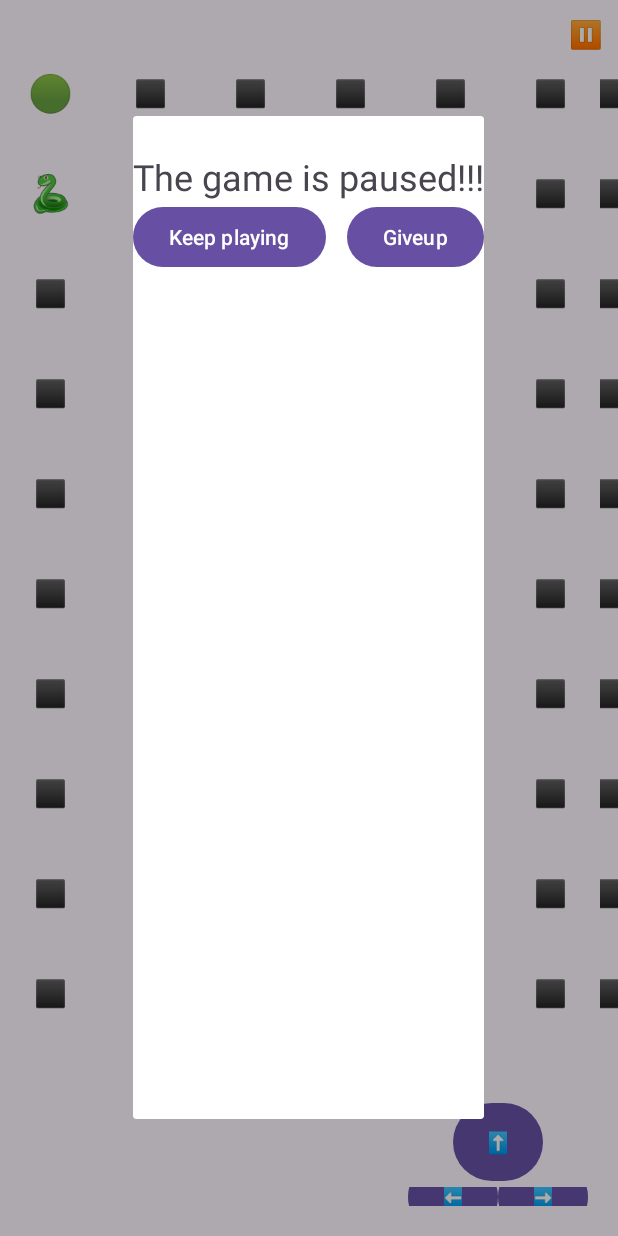
After one commit to Yoavmegadish/snaketry, an Android app: the fragment PauseFragment placed in its activity, on a phone screen of 412 x 824 dp. The commit adds this screen. Run offline under Robolectric (Android 15) with nearby library versions, the phone set to English and light mode, and no system bars.

Commit message:
the game is working

```diff
--- a/app/src/main/java/com/example/snaketry/Game.java
+++ b/app/src/main/java/com/example/snaketry/Game.java
@@ -2,6 +2,7 @@ package com.example.snaketry;
 
 import android.util.Log;
 
+import java.util.HashSet;
 import java.util.Iterator;
 import java.util.LinkedList;
 import java.util.Random;
@@ -9,7 +10,7 @@ import java.util.concurrent.ThreadLocalRandom;
 
 public class Game {
     private Point head; // מיקום ראש הנחש
-    private final int gridSize = 50; // גודל הלוח
+    private final int gridSize = 10; // גודל הלוח
     private LinkedList<Point> snake = new LinkedList<>();
     private Point apple;
 
@@ -131,4 +132,19 @@ public class Game {
             }
         }
     }
+    public boolean hasDuplicatePoint() {
+        for (int i = 0; i < this.snake.size(); i++) {
+            Point current = this.snake.get(i);
+            Iterator<Point> iterator = this.snake.listIterator(i + 1);
+
+            while (iterator.hasNext()) {
+                if (current.equals(iterator.next())) {
+                    return true; // נמצא כפילות
+                }
+            }
+        }
+        return false; // אין כפילויות
+    }
+
+
 }
--- /dev/null
+++ b/app/src/main/java/com/example/snaketry/PauseFragment.java
@@ -0,0 +1,46 @@
+package com.example.snaketry;
+
+import android.content.Intent;
+import android.os.Bundle;
+import android.view.LayoutInflater;
+import android.view.View;
+import android.view.ViewGroup;
+import android.widget.Button;
+
+import androidx.annotation.NonNull;
+import androidx.annotation.Nullable;
+import androidx.fragment.app.DialogFragment;
+
+public class PauseFragment extends DialogFragment {
+
+    public PauseFragment() {
+        // קונסטרקטור ריק
+    }
+
+    @Nullable
+    @Override
+    public View onCreateView(@NonNull LayoutInflater inflater, @Nullable ViewGroup container, @Nullable Bundle savedInstanceState) {
+        View view = inflater.inflate(R.layout.fragment_pause, container, false);
+
+        Button keepPlayingBtn = view.findViewById(R.id.keepplayingbtn);  // כפתור המשך משחק
+        keepPlayingBtn.setOnClickListener(v -> {
+            startCountdown();  // התחלת הספירה לאחור
+            dismiss();  // סגירת הפרגמנט
+        });
+         Button giveUpbtn=view.findViewById(R.id.giveupbtn);
+         giveUpbtn.setOnClickListener(v -> {
+             dismiss(); // סגירת הפרגמנט
+             Intent intent = new Intent(getActivity(), PlayActivity.class);
+             startActivity(intent);
+         });
+        return view;
+    }
+
+    private void startCountdown() {
+        // שליחה למיין אקטיביטי כדי להתחיל את הספירה לאחור
+        MainActivity activity = (MainActivity) getActivity();
+        if (activity != null) {
+            activity.startCountdown();  // קריאה לפונקציה במיין אקטיביטי
+        }
+    }
+}
--- a/app/src/main/res/layout/activity_main.xml
+++ b/app/src/main/res/layout/activity_main.xml
@@ -3,6 +3,23 @@
     android:layout_height="match_parent"
     android:orientation="vertical"
     android:gravity="center">
+
+    <!-- שורת מידע בפינה הימנית העליונה -->
+    <LinearLayout
+        android:layout_width="match_parent"
+        android:layout_height="wrap_content"
+        android:orientation="horizontal"
+        android:gravity="end"
+        android:padding="10dp">
+
+        <TextView
+            android:id="@+id/pausebtn"
+            android:layout_width="wrap_content"
+            android:layout_height="wrap_content"
+            android:text="⏸️"
+            android:textSize="18sp"
+            android:textColor="@android:color/black"/>
+    </LinearLayout>
 
     <!-- לוח המשחק -->
     <LinearLayout
@@ -12,6 +29,17 @@
         android:orientation="vertical"
         android:gravity="center" />
 
+    <TextView
+        android:id="@+id/timerText"
+        android:layout_width="wrap_content"
+        android:layout_height="wrap_content"
+        android:text="3"
+        android:textSize="48sp"
+        android:textColor="#FF0000"
+        android:gravity="center"
+        android:visibility="gone"
+       android:layout_marginTop="20dp" />
+
     <!-- כפתורי שליטה - ממוקמים בפינה הימנית התחתונה -->
     <LinearLayout
         android:layout_width="match_parent"
@@ -20,7 +48,7 @@
         android:gravity="end|bottom"
         android:padding="20dp">
 
-        <!-- כפתור למעלה (מוזז שמאלה) -->
+        <!-- כפתור למעלה -->
         <LinearLayout
             android:layout_width="wrap_content"
             android:layout_height="wrap_content"
@@ -55,7 +83,7 @@
                 android:text="➡️" />
         </LinearLayout>
 
-        <!-- כפתור למטה (מוזז שמאלה) -->
+        <!-- כפתור למטה -->
         <LinearLayout
             android:layout_width="wrap_content"
             android:layout_height="wrap_content"
--- /dev/null
+++ b/app/src/main/res/layout/fragment_pause.xml
@@ -0,0 +1,48 @@
+<?xml version="1.0" encoding="utf-8"?>
+<androidx.constraintlayout.widget.ConstraintLayout xmlns:android="http://schemas.android.com/apk/res/android"
+    xmlns:app="http://schemas.android.com/apk/res-auto"
+    xmlns:tools="http://schemas.android.com/tools"
+    android:layout_width="wrap_content"
+    android:layout_height="wrap_content"
+    tools:context=".PauseFragment">
+
+    <TextView
+        android:id="@+id/pauseMessage"
+        android:layout_width="wrap_content"
+        android:layout_height="wrap_content"
+        android:layout_centerInParent="true"
+        android:layout_marginTop="24dp"
+        android:gravity="center"
+        android:text="The game is paused!!!"
+        android:textSize="24sp"
+        app:layout_constraintEnd_toEndOf="parent"
+        app:layout_constraintHorizontal_bias="0.57"
+        app:layout_constraintStart_toStartOf="parent"
+        app:layout_constraintTop_toTopOf="parent" />
+
+    <Button
+        android:id="@+id/giveupbtn"
+        android:layout_width="wrap_content"
+        android:layout_height="wrap_content"
+        android:layout_marginBottom="564dp"
+        android:text="Giveup"
+        app:layout_constraintBottom_toBottomOf="parent"
+        app:layout_constraintEnd_toEndOf="parent"
+        app:layout_constraintHorizontal_bias="1.0"
+        app:layout_constraintStart_toStartOf="parent"
+        app:layout_constraintTop_toBottomOf="@+id/pauseMessage"
+        app:layout_constraintVertical_bias="0.507" />
+
+    <Button
+        android:id="@+id/keepplayingbtn"
+        android:layout_width="wrap_content"
+        android:layout_height="wrap_content"
+        android:layout_marginBottom="564dp"
+        android:text="Keep playing"
+        app:layout_constraintBottom_toBottomOf="parent"
+        app:layout_constraintEnd_toStartOf="@+id/giveupbtn"
+        app:layout_constraintHorizontal_bias="0.007"
+        app:layout_constraintStart_toStartOf="parent"
+        app:layout_constraintTop_toBottomOf="@+id/pauseMessage"
+        app:layout_constraintVertical_bias="0.507" />
+</androidx.constraintlayout.widget.ConstraintLayout>
--- a/app/src/main/res/values/strings.xml
+++ b/app/src/main/res/values/strings.xml
@@ -1,3 +1,5 @@
 <resources>
     <string name="app_name">snaketry</string>
+    <!-- TODO: Remove or change this placeholder text -->
+    <string name="hello_blank_fragment">Hello blank fragment</string>
 </resources>
```
Also changed, not shown: app/src/main/AndroidManifest.xml (+9 -2 lines), app/src/main/java/com/example/snaketry/MainActivity.java (+80 -9 lines), app/src/main/java/com/example/snaketry/PlayActivity.java (added, +31 -0 lines), app/src/main/java/com/example/snaketry/RejectionFragment.java (added, +45 -0 lines), app/src/main/res/layout/activity_play.xml (added, +23 -0 lines), app/src/main/res/layout/fragment_rejection.xml (added, +41 -0 lines).
